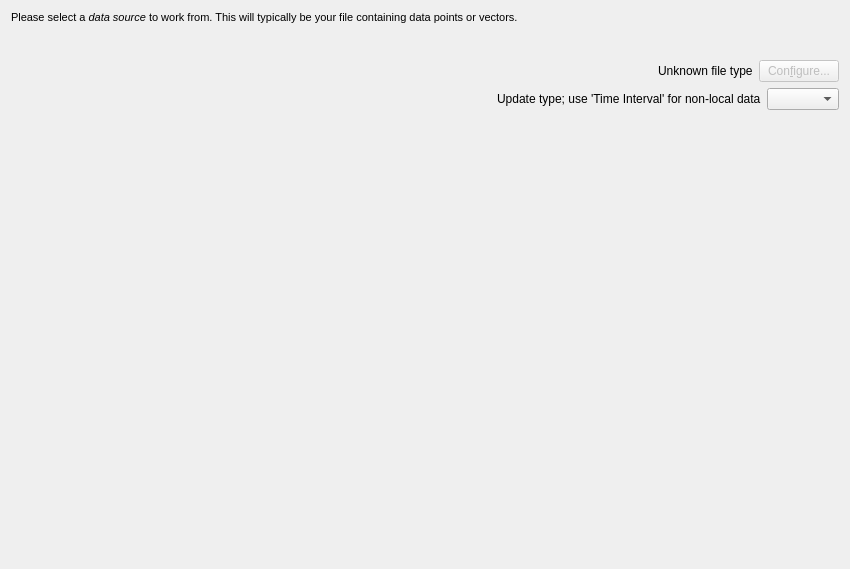
This is src/libkstapp/datawizardpagedatasource.ui in Kst-plot/kst as Qt 5 draws it before an edit. The edited form follows.
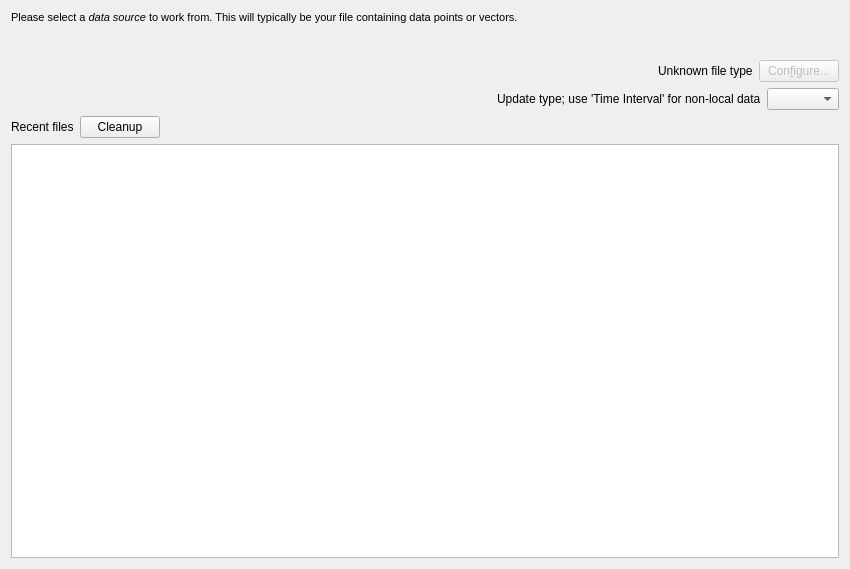
This is the edited form. Custom widgets are drawn as their Qt base class.

Commit message: Add a recent data files widget to wizard.

Patch:
```diff
--- a/src/libkstapp/datawizardpagedatasource.ui
+++ b/src/libkstapp/datawizardpagedatasource.ui
@@ -153,17 +153,57 @@
     </layout>
    </item>
    <item>
-    <spacer name="verticalSpacer">
-     <property name="orientation">
-      <enum>Qt::Vertical</enum>
+    <layout class="QHBoxLayout" name="horizontalLayout_3">
+     <item>
+      <widget class="QLabel" name="label">
+       <property name="sizePolicy">
+        <sizepolicy hsizetype="Fixed" vsizetype="Preferred">
+         <horstretch>0</horstretch>
+         <verstretch>0</verstretch>
+        </sizepolicy>
+       </property>
+       <property name="text">
+        <string>Recent files</string>
+       </property>
+      </widget>
+     </item>
+     <item>
+      <widget class="QPushButton" name="_cleanupRecentFiles">
+       <property name="sizePolicy">
+        <sizepolicy hsizetype="Fixed" vsizetype="Fixed">
+         <horstretch>0</horstretch>
+         <verstretch>0</verstretch>
+        </sizepolicy>
+       </property>
+       <property name="toolTip">
+        <string>Cleanup nonexistent files</string>
+       </property>
+       <property name="text">
+        <string>Cleanup</string>
+       </property>
+      </widget>
+     </item>
+     <item>
+      <spacer name="horizontalSpacer_3">
+       <property name="orientation">
+        <enum>Qt::Horizontal</enum>
+       </property>
+       <property name="sizeHint" stdset="0">
+        <size>
+         <width>40</width>
+         <height>20</height>
+        </size>
+       </property>
+      </spacer>
+     </item>
+    </layout>
+   </item>
+   <item>
+    <widget class="QListWidget" name="_recentFiles">
+     <property name="editTriggers">
+      <set>QAbstractItemView::NoEditTriggers</set>
      </property>
-     <property name="sizeHint" stdset="0">
-      <size>
-       <width>20</width>
-       <height>322</height>
-      </size>
-     </property>
-    </spacer>
+    </widget>
    </item>
   </layout>
  </widget>
```
The commit also changes 5 other files.
